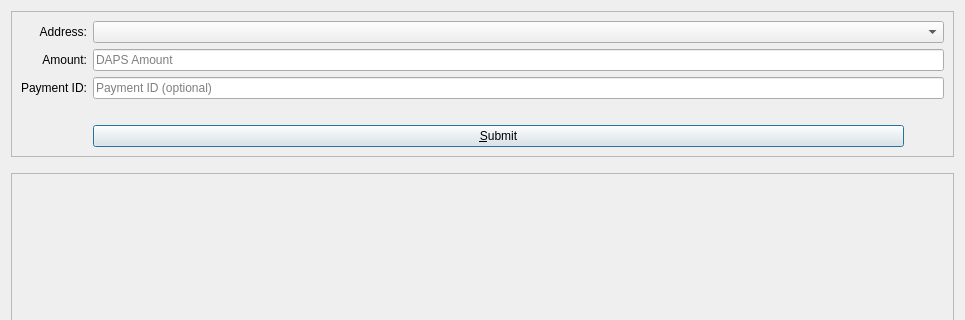
Before: the Qt Designer form src/qt/forms/receivecoinsdialog.ui in pedrorv0106/DAPS, drawn with Qt 5; both pictures show x 0 to 965 and y 0 to 320 of the 965 by 708 pixel window.
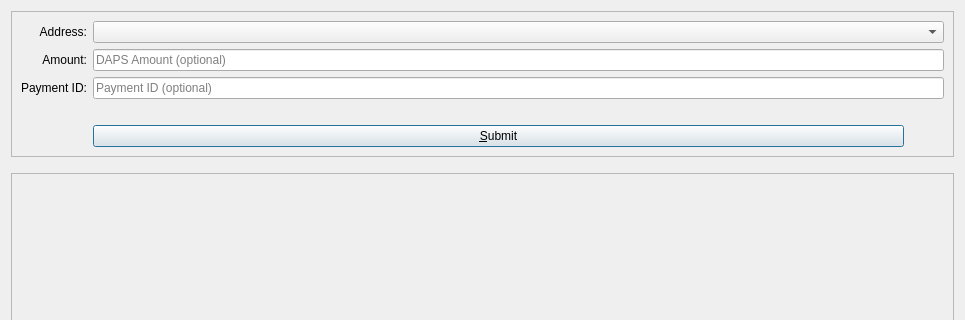
After: the same form once the commit is applied. Icons and pictures are not drawn.

Commit message: Add/update tooltips Receive tab

Patch:
```diff
--- a/src/qt/forms/receivecoinsdialog.ui
+++ b/src/qt/forms/receivecoinsdialog.ui
@@ -158,7 +158,7 @@
         <item row="4" column="1">
          <widget class="QLineEdit" name="reqAmount">
           <property name="placeholderText">
-           <string>DAPS Amount</string>
+           <string>DAPS Amount (optional)</string>
           </property>
          </widget>
         </item>
```
Left out of the diff: 22 changed lines with no effect on the pictures.
